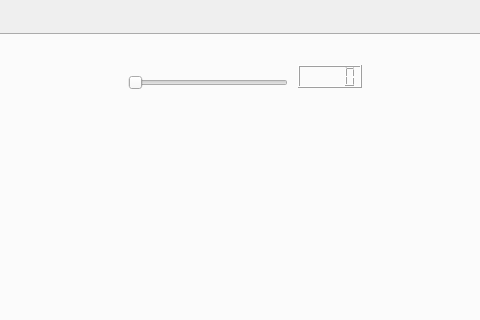
Above: production_line_ui/mainwindow.ui from heidikrisse/ProductionLineUi before the change; both pictures show x 663 to 1143 and y 0 to 320 of the 1257 by 711 pixel window. Below: the same form after it.
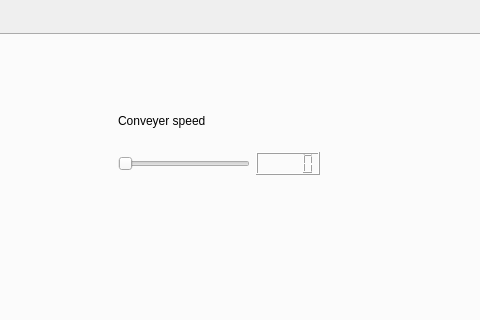
That is the form after the change. Icons and pictures are not drawn.

Commit message: Speed slider improvements

What changed in the file:
```diff
--- a/production_line_ui/mainwindow.ui
+++ b/production_line_ui/mainwindow.ui
@@ -58,28 +58,37 @@
          <string>Test</string>
         </property>
        </widget>
-       <widget class="QSlider" name="conveyer_units_per_minute_slider">
+       <widget class="QWidget" name="gridLayoutWidget">
         <property name="geometry">
          <rect>
-          <x>780</x>
-          <y>40</y>
-          <width>160</width>
-          <height>16</height>
+          <x>770</x>
+          <y>60</y>
+          <width>202</width>
+          <height>80</height>
          </rect>
         </property>
-        <property name="orientation">
-         <enum>Qt::Horizontal</enum>
-        </property>
-       </widget>
-       <widget class="QLCDNumber" name="lcdNumber">
-        <property name="geometry">
-         <rect>
-          <x>950</x>
-          <y>30</y>
-          <width>64</width>
-          <height>23</height>
-         </rect>
-        </property>
+        <layout class="QGridLayout" name="gridLayout">
+         <item row="1" column="1">
+          <widget class="QLCDNumber" name="lcdNumber"/>
+         </item>
+         <item row="1" column="0">
+          <widget class="QSlider" name="conveyer_units_per_minute_slider">
+           <property name="maximum">
+            <number>600</number>
+           </property>
+           <property name="orientation">
+            <enum>Qt::Horizontal</enum>
+           </property>
+          </widget>
+         </item>
+         <item row="0" column="0">
+          <widget class="QLabel" name="speed_label">
+           <property name="text">
+            <string>Conveyer speed</string>
+           </property>
+          </widget>
+         </item>
+        </layout>
        </widget>
       </widget>
       <widget class="QWidget" name="analytics">
```
The commit also changes 2 other files.
